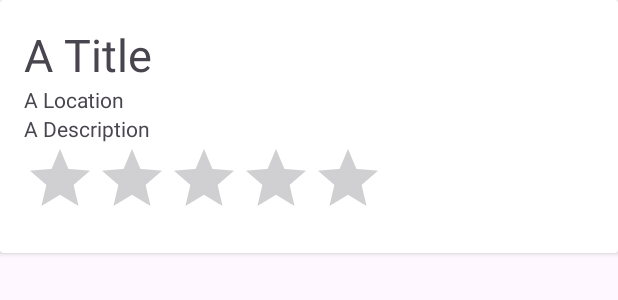
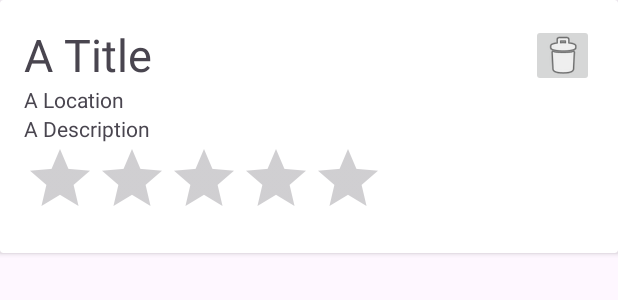
Before and after one commit to stephenmcgrath20103121/mobile-app-dev-1-ca1, an Android app: the layout card_store.xml on its own in the app's theme, with its tools: preview values and no code run, on a phone screen of 412 x 824 dp. Shown: the top 300 px of the screen. Run offline under Robolectric (Android 15) with nearby library versions, the phone set to English and light mode, and no system bars.

Commit message:
Store deletion functionality added

```diff
--- a/app/src/main/java/ie/setu/assignment1/activities/StoreActivity.kt
+++ b/app/src/main/java/ie/setu/assignment1/activities/StoreActivity.kt
@@ -9,6 +9,7 @@ import android.view.MenuItem
 import androidx.appcompat.app.AppCompatActivity
 import com.google.android.material.snackbar.Snackbar
 import ie.setu.assignment1.R
+import ie.setu.assignment1.adapters.StoreAdapter
 import ie.setu.assignment1.databinding.ActivityStoreBinding
 import ie.setu.assignment1.main.MainApp
 import ie.setu.assignment1.models.StoreModel
@@ -17,10 +18,10 @@ class StoreActivity : AppCompatActivity() {
     private lateinit var binding: ActivityStoreBinding
     var store = StoreModel()
     lateinit var app: MainApp
+    var edit = false
 
     override fun onCreate(savedInstanceState: Bundle?) {
         super.onCreate(savedInstanceState)
-        var edit = false
         binding = ActivityStoreBinding.inflate(layoutInflater)
         setContentView(binding.root)
         binding.toolbarAdd.title = title
--- a/app/src/main/java/ie/setu/assignment1/adapters/StoreAdapter.kt
+++ b/app/src/main/java/ie/setu/assignment1/adapters/StoreAdapter.kt
@@ -8,6 +8,7 @@ import ie.setu.assignment1.models.StoreModel
 
 interface StoreListener {
     fun onStoreClick(store: StoreModel)
+    fun onStoreDeleteClick(store: StoreModel)
 }
 
 class StoreAdapter(private var stores: List<StoreModel>, private val listener: StoreListener) :
@@ -35,6 +36,7 @@ class StoreAdapter(private var stores: List<StoreModel>, private val listener: S
             binding.description.text = store.description
             binding.rating.rating = store.rating
             binding.root.setOnClickListener { listener.onStoreClick(store) }
+            binding.btnDelete.setOnClickListener { listener.onStoreDeleteClick(store) }
         }
     }
 }
--- a/app/src/main/java/ie/setu/assignment1/main/MainApp.kt
+++ b/app/src/main/java/ie/setu/assignment1/main/MainApp.kt
@@ -15,8 +15,5 @@ class MainApp : Application() {
         AppCompatDelegate.setDefaultNightMode(AppCompatDelegate.MODE_NIGHT_NO)
         Timber.plant(Timber.DebugTree())
         i("Store started")
-        //stores.add(StoreModel("One", "About one..."))
-        //stores.add(StoreModel("Two", "About two..."))
-        //stores.add(StoreModel("Three", "About three..."))
     }
 }
--- a/app/src/main/java/ie/setu/assignment1/models/StoreCollection.kt
+++ b/app/src/main/java/ie/setu/assignment1/models/StoreCollection.kt
@@ -4,4 +4,5 @@ interface StoreCollection {
     fun findAll(): List<StoreModel>
     fun create(store: StoreModel)
     fun update(store: StoreModel)
+    fun delete(store: StoreModel)
 }
--- a/app/src/main/res/layout/card_store.xml
+++ b/app/src/main/res/layout/card_store.xml
@@ -42,5 +42,13 @@
             android:isIndicator="true"
             tools:text="A Rating" />
 
+        <ImageButton
+            android:id="@+id/btnDelete"
+            android:layout_width="42dp"
+            android:layout_height="42dp"
+            android:layout_alignParentEnd="true"
+            android:src="@android:drawable/ic_menu_delete"
+            android:contentDescription="@string/button_deleteStore"/>
+
     </RelativeLayout>
 </androidx.cardview.widget.CardView>
--- a/app/src/main/res/values/strings.xml
+++ b/app/src/main/res/values/strings.xml
@@ -1,6 +1,7 @@
 <resources>
     <string name="app_name">Phone Repair Store Manager</string>
     <string name="button_addStore">Add Store</string>
+    <string name="button_deleteStore">Delete Store</string>
     <string name="hint_storeName">Store Name</string>
     <string name="hint_storeLocation">Store Location</string>
     <string name="hint_storeDescription">Description of Store</string>
@@ -8,8 +9,8 @@
     <string name="title_rating">Store Rating:</string>
     <string name="menu_addStore">Add</string>
     <string name="menu_cancelStore">Cancel</string>
+    <string name="menu_deleteStore">Delete</string>
     <string name="save_store"> Save Store </string>
     <string name="enter_store_name"> Please enter the Store\'s Name </string>
     <string name="enter_store_location"> Please enter the Store\'s Location </string>
-    <string name="adapter_date">Last Visit: %1$s %2$s %3$s</string>
 </resources>
```
Also changed, not shown: app/src/main/java/ie/setu/assignment1/activities/StoreListActivity.kt (+8 -1 lines), app/src/main/java/ie/setu/assignment1/models/StoreMemCollection.kt (+8 -0 lines).
